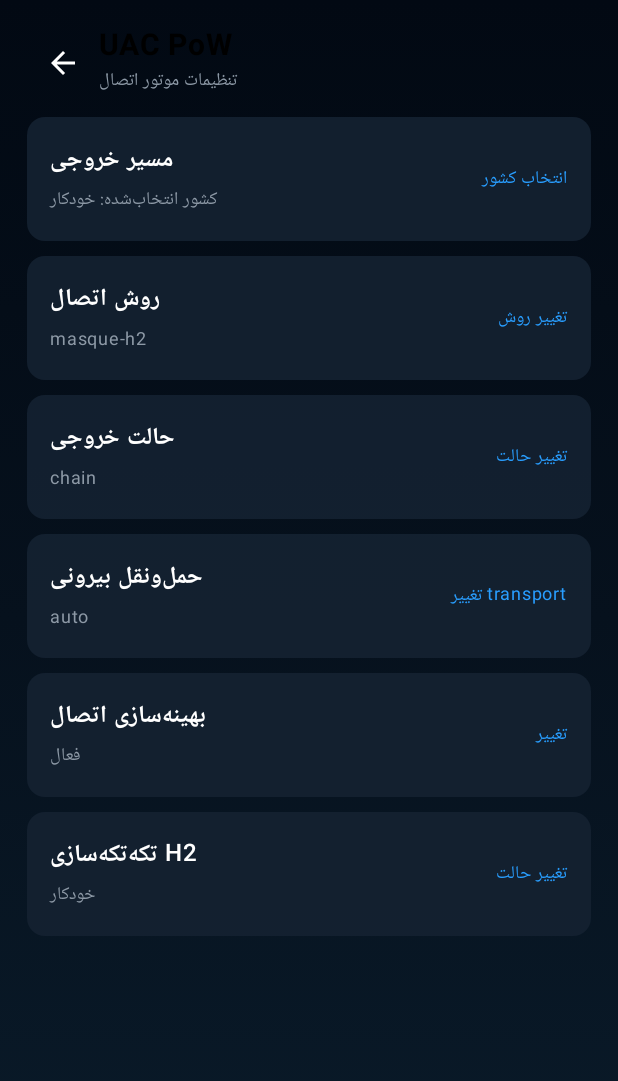
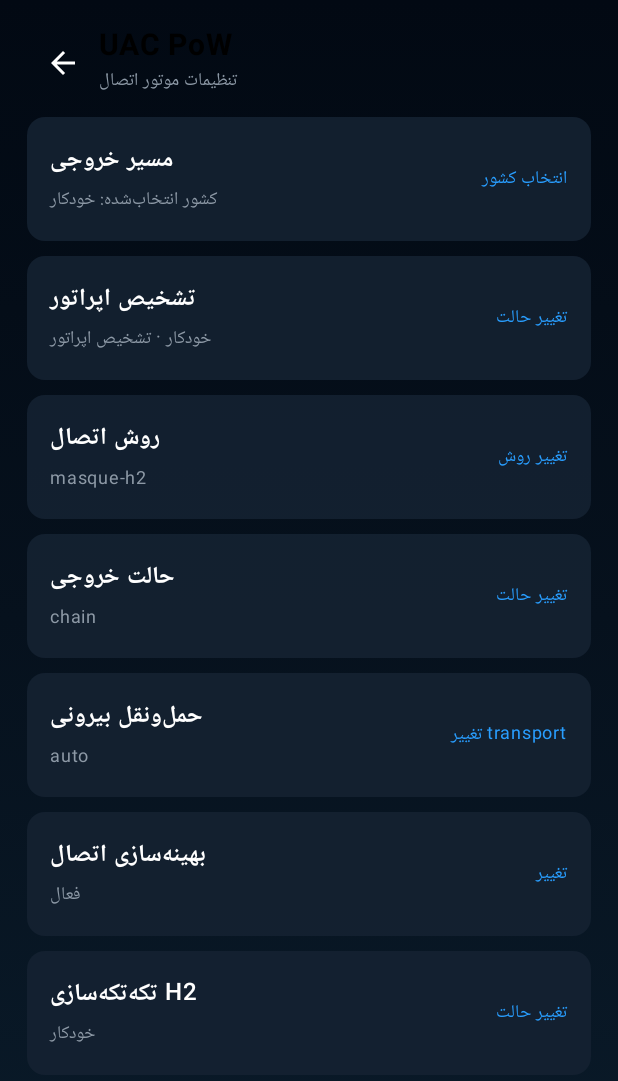
Before and after one commit to atom-vpn/atom1, an Android app built with Jetpack Compose: the screen it shows after launch (MainActivity), after a tap on "تنظیمات", on a phone screen of 412 x 824 dp. Shown: the top 1081 px of the screen. Run offline under Robolectric (Android 15) with nearby library versions, the phone set to English and light mode, and no system bars.

Commit message:
Expose carrier mode controls in Atom settings

```diff
--- a/app/src/main/java/com/atomvpn/mobile/MainActivity.kt
+++ b/app/src/main/java/com/atomvpn/mobile/MainActivity.kt
@@ -228,6 +228,21 @@ private fun PowSettingsPage(
                 SettingCard("مسیر خروجی", "کشور انتخاب‌شده: ${settings.exitCountryCode.ifBlank { "خودکار" }}", "انتخاب کشور", onOpenCountries)
             }
             item {
+                val carrierModeLabel = when (settings.carrierMode) {
+                    PowCoreConfig.CARRIER_MANUAL -> "دستی"
+                    PowCoreConfig.CARRIER_OFF -> "خاموش · مسیر عمومی"
+                    else -> "خودکار · تشخیص اپراتور"
+                }
+                SettingCard("تشخیص اپراتور", carrierModeLabel, "تغییر حالت", {
+                    val next = when (settings.carrierMode) {
+                        PowCoreConfig.CARRIER_AUTO -> PowCoreConfig.CARRIER_MANUAL
+                        PowCoreConfig.CARRIER_MANUAL -> PowCoreConfig.CARRIER_OFF
+                        else -> PowCoreConfig.CARRIER_AUTO
+                    }
+                    onSave(settings.copy(carrierMode = next).validated())
+                })
+            }
+            item {
                 SettingCard("روش اتصال", settings.linkRecipe, "تغییر روش", {
                     val next = if (settings.linkRecipe == PowCoreConfig.RECIPE_MASQUE_H2) PowCoreConfig.RECIPE_MASQUE_H3 else PowCoreConfig.RECIPE_MASQUE_H2
                     onSave(settings.copy(linkRecipe = next).validated())
```
